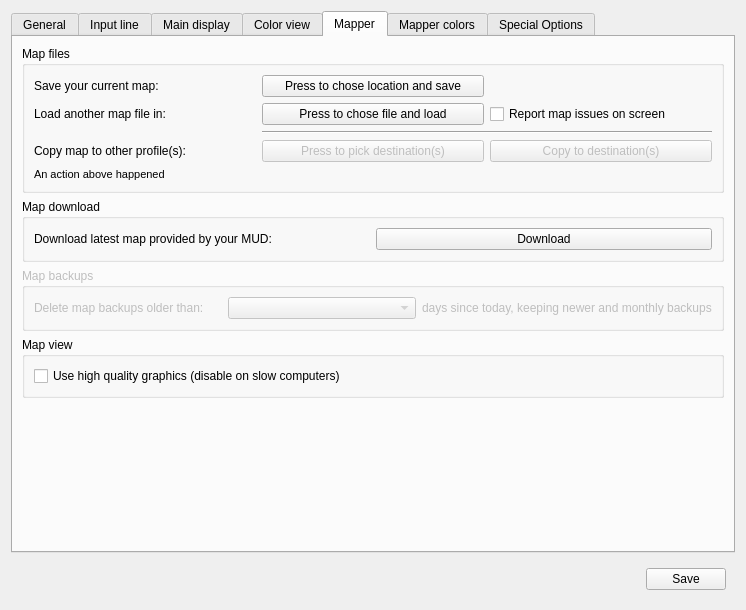
Above: src/ui/profile_preferences.ui from Mudlet/Mudlet before the change. Below: the same form after it.
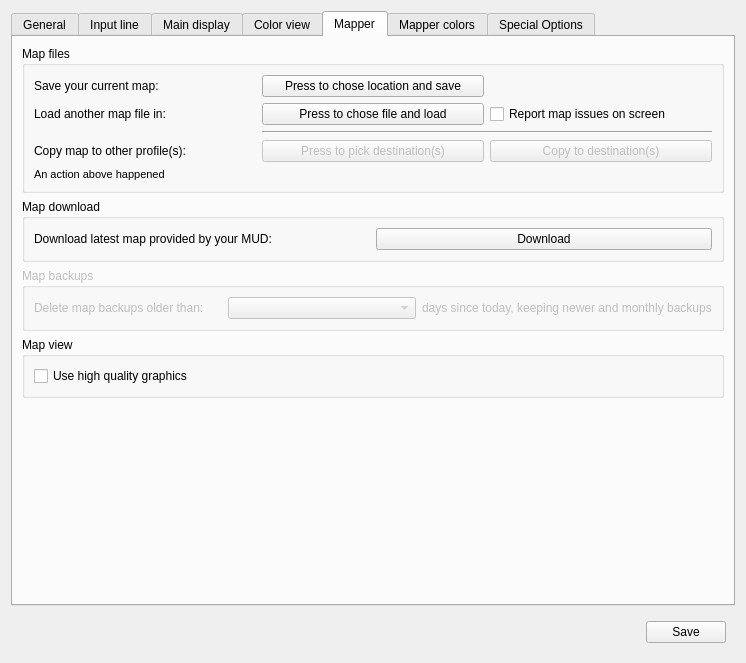
That is the form after the change. The open tabs and pages were chosen to show the change. Icons and pictures are not drawn.

Commit message:
Clarified mapper anti-aliasing and added a tooltip
Vast majority of users enable this option and the performance optimisation tip can go into a tooltip.

What changed in the file:
```diff
--- a/src/ui/profile_preferences.ui
+++ b/src/ui/profile_preferences.ui
@@ -7,7 +7,7 @@
     <x>0</x>
     <y>0</y>
     <width>744</width>
-    <height>596</height>
+    <height>663</height>
    </rect>
   </property>
   <property name="sizePolicy">
@@ -1417,7 +1417,7 @@
              <string>&lt;html&gt;&lt;head/&gt;&lt;body&gt;&lt;p&gt;This enables anti-aliasing (AA) for tha map view, making it look smother and nicer&lt;/p&gt;&lt;/body&gt;&lt;/html&gt;</string>
             </property>
             <property name="text">
-             <string>Use high quality graphics (disable on slow computers)</string>
+             <string>Use high quality graphics</string>
             </property>
            </widget>
           </item>
```
Left out of the diff: 5 changed lines with no effect on the pictures.
